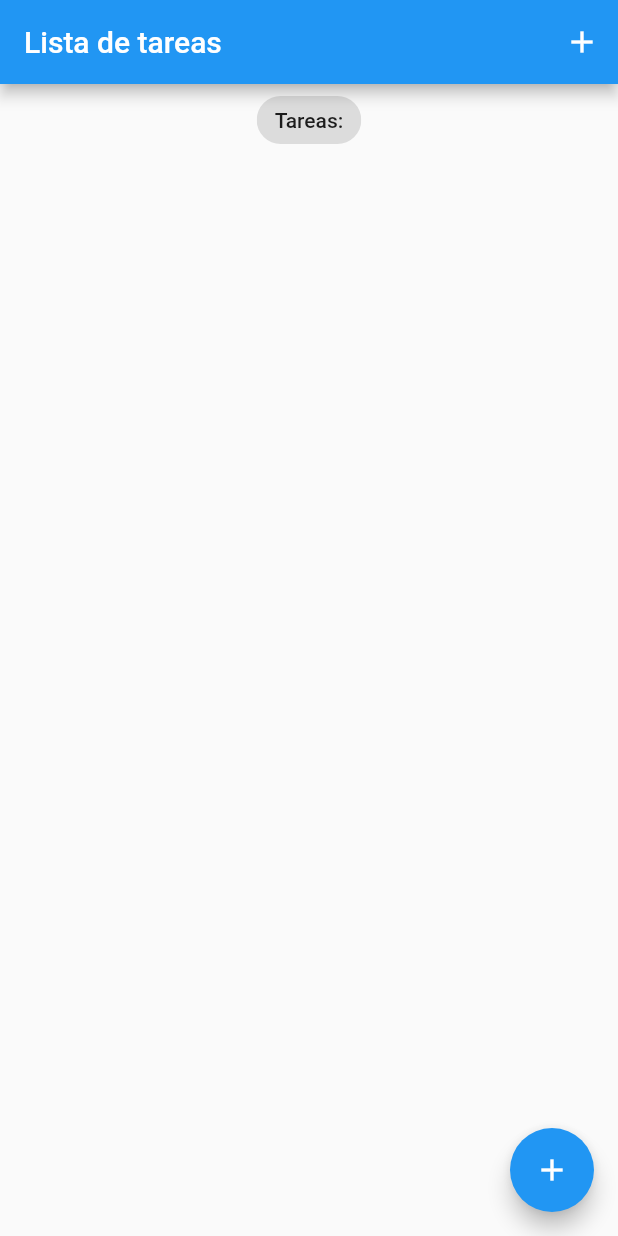
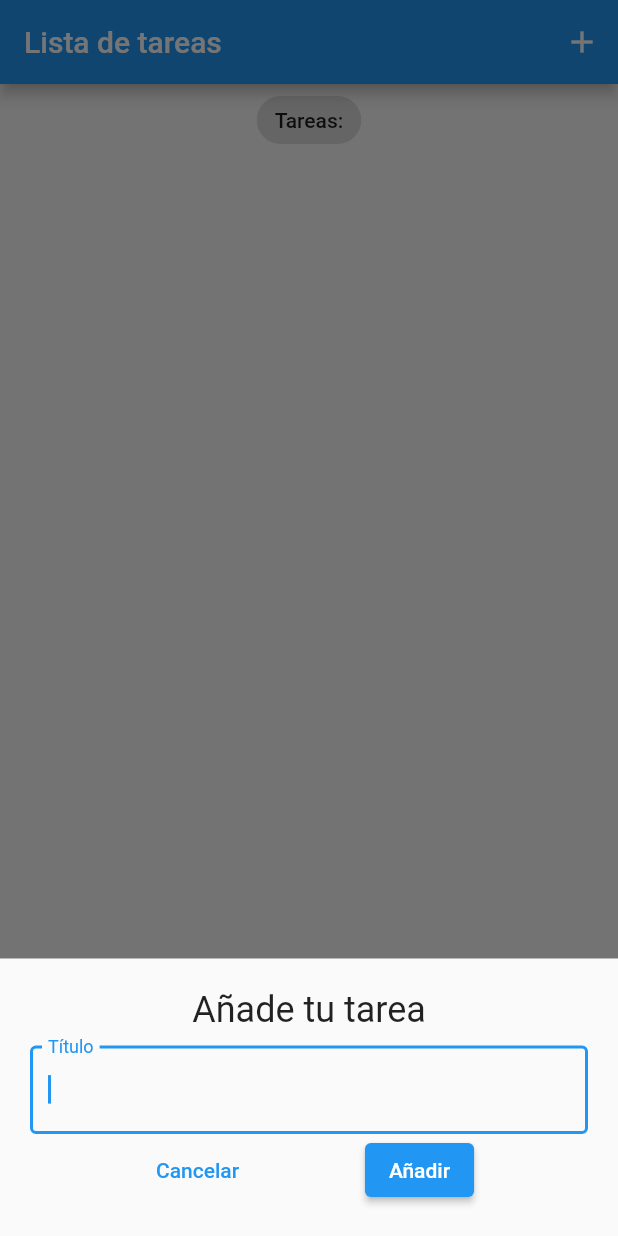
Before and after one commit to bitrawbfg/ToDoList_Patron_BLoC, a Flutter app: the screen it shows after launch, after a tap on the "add" icon, on a phone screen of 412 x 824 dp. Run offline on Flutter 3.47's test engine with Material 2 defaults, Android fonts, the phone set to English and light mode, and no system bars; our stand-ins replace equatable, flutter_bloc, hydrated_bloc.

```diff
--- /dev/null
+++ b/lib/blocs/bloc/tareas_bloc.dart
@@ -0,0 +1,52 @@
+import 'package:equatable/equatable.dart';
+import 'package:lista_tareas/blocs/bloc_exportaciones.dart';
+import 'package:lista_tareas/models/tarea.dart';
+
+part 'tareas_event.dart';
+part 'tareas_state.dart';
+
+class TareasBloc extends HydratedBloc<TareasEvent, TareasState> {
+  TareasBloc() : super(const TareasState()) {
+    on<AddTarea>(_onAddTarea);
+    on<UpdateTarea>(_onUpdateTarea);
+    on<DeleteTarea>(_onDeleteTarea);
+  }
+
+  void _onAddTarea(AddTarea event, Emitter<TareasState> emmit) {
+    final state = this.state;
+
+    // ignore: invalid_use_of_visible_for_testing_member
+    emit(TareasState(
+      allTareas: List.from(state.allTareas)..add(event.tarea),
+    ));
+  }
+
+  void _onUpdateTarea(UpdateTarea event, Emitter<TareasState> emmit) {
+    final state = this.state;
+    final tarea = event.tarea;
+    final int index = state.allTareas.indexOf(tarea);
+
+    List<Tarea> allTareas = List.from(state.allTareas)..remove(tarea);
+    tarea.isFinalizada == false ? allTareas.insert(index, tarea.copyWith(isFinalizada: true)) : allTareas.insert(index, tarea.copyWith(isFinalizada: false));
+
+    // ignore: invalid_use_of_visible_for_testing_member
+    emit(TareasState(allTareas: allTareas));
+  }
+
+  void _onDeleteTarea(DeleteTarea event, Emitter<TareasState> emmit) {
+    final state = this.state;
+
+    // ignore: invalid_use_of_visible_for_testing_member
+    emit(TareasState(allTareas: List.from(state.allTareas)..remove(event.tarea)));
+  }
+
+  @override
+  TareasState? fromJson(Map<String, dynamic> json) {
+    return TareasState.fromMap(json);
+  }
+
+  @override
+  Map<String, dynamic>? toJson(TareasState state) {
+    return state.toMap();
+  }
+}
--- /dev/null
+++ b/lib/blocs/bloc/tareas_event.dart
@@ -0,0 +1,41 @@
+part of 'tareas_bloc.dart';
+
+abstract class TareasEvent extends Equatable {
+  const TareasEvent();
+
+  @override
+  List<Object> get props => [];
+}
+
+class AddTarea extends TareasEvent {
+  final Tarea tarea;
+
+  const AddTarea({
+    required this.tarea,
+  });
+
+  @override
+  List<Object> get props => [tarea];
+}
+
+class UpdateTarea extends TareasEvent {
+  final Tarea tarea;
+
+  const UpdateTarea({
+    required this.tarea,
+  });
+
+  @override
+  List<Object> get props => [tarea];
+}
+
+class DeleteTarea extends TareasEvent {
+  final Tarea tarea;
+
+  const DeleteTarea({
+    required this.tarea,
+  });
+
+  @override
+  List<Object> get props => [tarea];
+}
--- /dev/null
+++ b/lib/blocs/bloc/tareas_state.dart
@@ -0,0 +1,24 @@
+part of 'tareas_bloc.dart';
+
+class TareasState extends Equatable {
+  final List<Tarea> allTareas;
+
+  const TareasState({
+    this.allTareas = const <Tarea>[],
+  });
+
+  @override
+  List<Object> get props => [allTareas];
+
+  Map<String, dynamic> toMap() {
+    return {
+      'allTareas': allTareas.map((e) => e.toMap()).toList(),
+    };
+  }
+
+  factory TareasState.fromMap(Map<String, dynamic> map) {
+    return TareasState(
+      allTareas: List<Tarea>.from(map['allTareas']?.map((e) => Tarea.fromMap(e))),
+    );
+  }
+}
--- /dev/null
+++ b/lib/blocs/bloc_exportaciones.dart
@@ -0,0 +1,3 @@
+export './bloc/tareas_bloc.dart';
+export 'package:flutter_bloc/flutter_bloc.dart';
+export 'package:hydrated_bloc/hydrated_bloc.dart';
--- a/lib/main.dart
+++ b/lib/main.dart
@@ -1,7 +1,16 @@
 import 'package:flutter/material.dart';
 import 'package:lista_tareas/screens/ventana_tareas.dart';
+import 'package:path_provider/path_provider.dart';
 
-void main() {
+import 'blocs/bloc_exportaciones.dart';
+
+void main() async {
+  WidgetsFlutterBinding.ensureInitialized();
+
+  HydratedBloc.storage = await HydratedStorage.build(
+    storageDirectory: await getApplicationDocumentsDirectory(),
+  );
+
   runApp(const MyApp());
 }
 
@@ -10,12 +19,15 @@ class MyApp extends StatelessWidget {
 
   @override
   Widget build(BuildContext context) {
-    return MaterialApp(
-      title: 'Lista de tareas',
-      theme: ThemeData(
-        primarySwatch: Colors.blue,
+    return BlocProvider(
+      create: (context) => TareasBloc(),
+      child: MaterialApp(
+        title: 'Lista de tareas',
+        theme: ThemeData(
+          primarySwatch: Colors.blue,
+        ),
+        home: const VentanaTareas(),
       ),
-      home: const VentanaTareas(),
     );
   }
 }
--- a/lib/models/tarea.dart
+++ b/lib/models/tarea.dart
@@ -1,11 +1,14 @@
 import 'package:equatable/equatable.dart';
 
+// ignore: must_be_immutable
 class Tarea extends Equatable {
+  final String id;
   final String titulo;
   bool? isFinalizada;
   bool? isEliminada;
 
   Tarea({
+    required this.id,
     required this.titulo,
     this.isFinalizada,
     this.isEliminada,
@@ -16,11 +19,13 @@ class Tarea extends Equatable {
   }
 
   Tarea copyWith({
+    String? id,
     String? titulo,
     bool? isFinalizada,
     bool? isEliminada,
   }) {
     return Tarea(
+      id: id ?? this.id,
       titulo: titulo ?? this.titulo,
       isFinalizada: isFinalizada ?? this.isFinalizada,
       isEliminada: isEliminada ?? this.isEliminada,
@@ -29,6 +34,7 @@ class Tarea extends Equatable {
 
   Map<String, dynamic> toMap() {
     return {
+      'id': id,
       'titulo': titulo,
       'isFinalizada': isFinalizada,
       'isEliminada': isEliminada,
@@ -37,6 +43,7 @@ class Tarea extends Equatable {
 
   factory Tarea.fromMap(Map<String, dynamic> map) {
     return Tarea(
+      id: map['id'] ?? '',
       titulo: map['titulo'] ?? '',
       isFinalizada: map['isFinalizada'],
       isEliminada: map['isEliminada'],
@@ -45,6 +52,7 @@ class Tarea extends Equatable {
 
   @override
   List<Object?> get props => [
+        id,
         titulo,
         isFinalizada,
         isEliminada,
--- /dev/null
+++ b/lib/screens/ventana_add_tarea.dart
@@ -0,0 +1,67 @@
+import 'package:flutter/material.dart';
+import 'package:lista_tareas/blocs/bloc_exportaciones.dart';
+import 'package:lista_tareas/services/guid_gen.dart';
+
+import '../models/tarea.dart';
+
+class VentanaAddTarea extends StatelessWidget {
+  const VentanaAddTarea({
+    Key? key,
+  }) : super(key: key);
+
+  @override
+  Widget build(BuildContext context) {
+    TextEditingController controladorTitulo = TextEditingController();
+    return Container(
+      padding: EdgeInsets.only(
+        bottom: MediaQuery.of(context).viewInsets.bottom,
+      ),
+      child: Container(
+        padding: const EdgeInsets.all(20),
+        child: Column(
+          mainAxisSize: MainAxisSize.min,
+          children: [
+            const Text(
+              'Añade tu tarea',
+              style: TextStyle(
+                fontSize: 24,
+              ),
+            ),
+            const SizedBox(
+              height: 10,
+            ),
+            TextField(
+              autofocus: true,
+              controller: controladorTitulo,
+              decoration: const InputDecoration(
+                label: Text('Título'),
+                border: OutlineInputBorder(),
+              ),
+            ),
+            Row(
+              mainAxisAlignment: MainAxisAlignment.spaceEvenly,
+              children: [
+                TextButton(
+                  onPressed: () => Navigator.pop(context),
+                  child: const Text('Cancelar'),
+                ),
+                ElevatedButton(
+                  onPressed: () {
+                    var tarea = Tarea(
+                      id: GUIDGen.generate(),
+                      titulo: controladorTitulo.text,
+                    );
+
+                    context.read<TareasBloc>().add(AddTarea(tarea: tarea));
+                    Navigator.pop(context);
+                  },
+                  child: const Text('Añadir'),
+                ),
+              ],
+            ),
+          ],
+        ),
+      ),
+    );
+  }
+}
--- a/lib/screens/ventana_tareas.dart
+++ b/lib/screens/ventana_tareas.dart
@@ -1,37 +1,63 @@
 import 'package:flutter/material.dart';
+import 'package:lista_tareas/blocs/bloc_exportaciones.dart';
+import 'package:lista_tareas/models/tarea.dart';
+import 'package:lista_tareas/screens/ventana_add_tarea.dart';
+import 'package:lista_tareas/widgets/lista_tareas.dart';
 
-class VentanaTareas extends StatelessWidget {
+class VentanaTareas extends StatefulWidget {
   const VentanaTareas({Key? key}) : super(key: key);
 
   @override
+  State<VentanaTareas> createState() => _VentanaTareasState();
+}
+
+class _VentanaTareasState extends State<VentanaTareas> {
+  void _addTarea(BuildContext context) {
+    showModalBottomSheet(
+      context: context,
+      isScrollControlled: true,
+      builder: (context) => const SingleChildScrollView(
+        child: VentanaAddTarea(),
+      ),
+    );
+  }
+
+  @override
   Widget build(BuildContext context) {
+    return BlocBuilder<TareasBloc, TareasState>(
+      builder: (context, state) {
+        List<Tarea> listaTareas = state.allTareas;
+
         return Scaffold(
           appBar: AppBar(
             title: const Text('Lista de tareas'),
             actions: [
               IconButton(
-            onPressed: () {},
+                onPressed: () => _addTarea(context),
                 icon: const Icon(Icons.add),
               )
             ],
           ),
           body: Column(
             crossAxisAlignment: CrossAxisAlignment.center,
-        children: const [
-          Center(
+            children: [
+              const Center(
                 child: Chip(
                   label: Text(
                     'Tareas:',
                   ),
                 ),
               ),
+              ListaTareas(listaTareas: listaTareas),
             ],
           ),
           floatingActionButton: FloatingActionButton(
-        onPressed: () {},
+            onPressed: () => _addTarea(context),
             tooltip: 'Añadir tarea',
             child: const Icon(Icons.add),
           ),
         );
+      },
+    );
   }
 }
--- /dev/null
+++ b/lib/widgets/lista_tareas.dart
@@ -0,0 +1,35 @@
+import 'package:flutter/material.dart';
+import 'package:lista_tareas/blocs/bloc_exportaciones.dart';
+import 'package:lista_tareas/models/tarea.dart';
+
+class ListaTareas extends StatelessWidget {
+  const ListaTareas({
+    Key? key,
+    required this.listaTareas,
+  }) : super(key: key);
+
+  final List<Tarea> listaTareas;
+
+  @override
+  Widget build(BuildContext context) {
+    return Expanded(
+      child: ListView.builder(
+        itemCount: listaTareas.length,
+        itemBuilder: ((context, index) {
+          var tarea = listaTareas[index];
+
+          return ListTile(
+            title: Text(tarea.titulo),
+            trailing: Checkbox(
+              value: tarea.isFinalizada,
+              onChanged: ((value) {
+                context.read<TareasBloc>().add(UpdateTarea(tarea: tarea));
+              }),
+            ),
+            onLongPress: () => context.read<TareasBloc>().add(DeleteTarea(tarea: tarea)),
+          );
+        }),
+      ),
+    );
+  }
+}
--- a/pubspec.yaml
+++ b/pubspec.yaml
@@ -25,7 +25,10 @@ dependencies:
   equatable: ^2.0.5
   flutter:
     sdk: flutter
-  flutter_bloc_devtools: ^0.1.1
+  bloc: ^8.1.2
+  flutter_bloc: ^8.1.3
+  hydrated_bloc: ^9.1.2
+  path_provider: ^2.1.0
 
 dev_dependencies:
 
```
Also changed, not shown: lib/services/guid_gen.dart (added, +26 -0 lines), 1 other file. Lines whose indentation alone changed are shown as unchanged.
